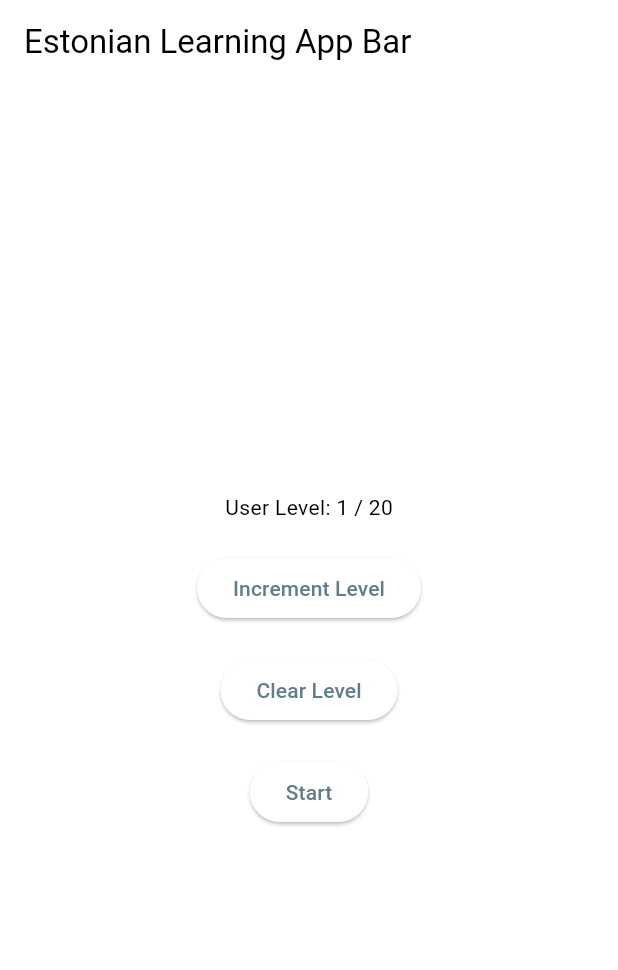
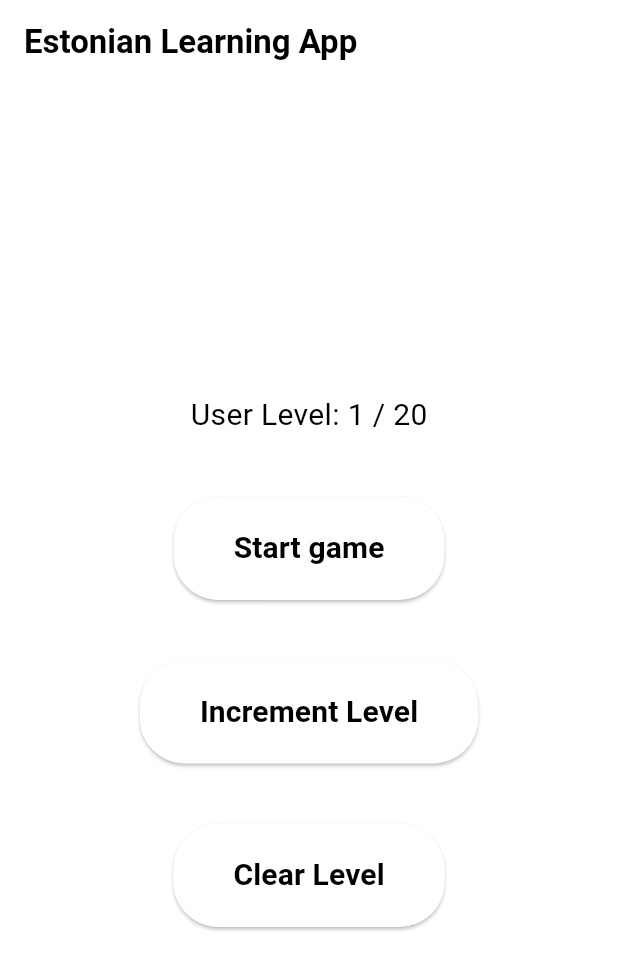
Before and after one commit to ShurikFW/language_learning_app-master, a Flutter app: the screen it shows after launch, on a phone screen of 412 x 824 dp. Shown: the top 970 px of the screen. Run offline on Flutter 3.47's test engine with Material 3 defaults, Android fonts, the phone set to English and light mode, and no system bars; our stand-ins replace flip_card, shared_preferences.

Commit message:
Changing homepage button and text design

```diff
--- a/lib/homepage.dart
+++ b/lib/homepage.dart
@@ -40,33 +40,81 @@ class _MainPageState extends State<MainPage> {
     ));
   }
 
-  @override
+   @override
   Widget build(BuildContext context) {
     return Scaffold(
       appBar: AppBar(
-        title: Text('Estonian Learning App Bar'),
+        title: Text(
+          'Estonian Learning App ',
+          style: TextStyle(
+            fontFamily: 'Roboto',
+            fontWeight: FontWeight.bold,
+          ),
+        ),
       ),
       body: Center(
         child: Column(
           mainAxisAlignment: MainAxisAlignment.center,
           children: [
             _userLevel != null
-                ? Text('User Level: $_userLevel / 20')
+                ? Text(
+                    'User Level: $_userLevel / 20',
+                    style: TextStyle(
+                      fontSize: 20,
+                      color: Colors.black,
+                    ),
+                  )
                 : CircularProgressIndicator(),
-            SizedBox(height: 20),
+            SizedBox(height: 40),
+            ElevatedButton(
+              onPressed: _navigateToLevel,
+              child: Text(
+                'Start game',
+                style: TextStyle(
+                  fontSize: 20,
+                  color: Colors.black,
+                  fontWeight: FontWeight.bold,
+                ),
+              ),
+              style: ButtonStyle(
+                backgroundColor: MaterialStateProperty.all<Color>(Colors.white),
+                padding: MaterialStateProperty.all<EdgeInsetsGeometry>(EdgeInsets.symmetric(horizontal: 40, vertical: 20)),
+                shape: MaterialStateProperty.all<OutlinedBorder>(RoundedRectangleBorder(borderRadius: BorderRadius.circular(30))),
+              ),
+            ),
+            SizedBox(height: 40),
             ElevatedButton(
               onPressed: _incrementLevel,
-              child: Text('Increment Level'),
+              child: Text(
+                'Increment Level',
+                style: TextStyle(
+                  fontSize: 20,
+                  color: Colors.black,
+                  fontWeight: FontWeight.bold,
+                ),
+              ),
+              style: ButtonStyle(
+                backgroundColor: MaterialStateProperty.all<Color>(Colors.white),
+                padding: MaterialStateProperty.all<EdgeInsetsGeometry>(EdgeInsets.symmetric(horizontal: 40, vertical: 20)),
+                shape: MaterialStateProperty.all<OutlinedBorder>(RoundedRectangleBorder(borderRadius: BorderRadius.circular(30))),
+              ),
             ),
-            SizedBox(height: 20),
+            SizedBox(height: 40),
             ElevatedButton(
               onPressed: _clearLevel,
-              child: Text('Clear Level'),
-            ),
-            SizedBox(height: 20),
-            ElevatedButton(
-              onPressed: _navigateToLevel,
-              child: Text('Start'),
+              child: Text(
+                'Clear Level',
+                style: TextStyle(
+                  fontSize: 20,
+                  color: Colors.black,
+                  fontWeight: FontWeight.bold,
+                ),
+              ),
+              style: ButtonStyle(
+                backgroundColor: MaterialStateProperty.all<Color>(Colors.white),
+                padding: MaterialStateProperty.all<EdgeInsetsGeometry>(EdgeInsets.symmetric(horizontal: 40, vertical: 20)),
+                shape: MaterialStateProperty.all<OutlinedBorder>(RoundedRectangleBorder(borderRadius: BorderRadius.circular(30))),
+              ),
             ),
           ],
         ),
```
